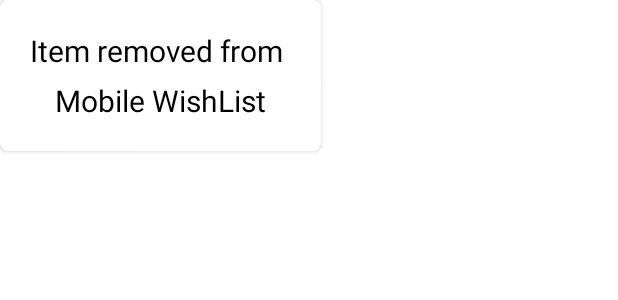
After one commit to moashrafff/Amazon-Clone, an Android app: the layout custom_toast.xml on its own in the app's theme, with its tools: preview values and no code run, on a phone screen of 412 x 824 dp. The commit adds this screen. Shown: the top 300 px of the screen. Run offline under Robolectric (Android 15) with nearby library versions, the phone set to English and light mode, and no system bars; network calls fail.

Commit message:
implementing Custom Toast

```diff
--- a/app/src/main/java/com/moashrafff/amazon_clone/Interfaces/EndPoints.java
+++ b/app/src/main/java/com/moashrafff/amazon_clone/Interfaces/EndPoints.java
@@ -15,5 +15,8 @@ public interface EndPoints {
     @GET("products/categories")
     public Observable<ArrayList<String>> getCategories();
 
+    @GET("products/1")
+    public Observable<Product> getProducts();
+
 
 }
--- a/app/src/main/java/com/moashrafff/amazon_clone/Networking/ProductClient.java
+++ b/app/src/main/java/com/moashrafff/amazon_clone/Networking/ProductClient.java
@@ -1,6 +1,7 @@
 package com.moashrafff.amazon_clone.Networking;
 
 import com.moashrafff.amazon_clone.Config.Constants;
+import com.moashrafff.amazon_clone.Data.Model.Product;
 import com.moashrafff.amazon_clone.Interfaces.EndPoints;
 
 import java.util.ArrayList;
@@ -35,4 +36,8 @@ public class ProductClient {
     public Observable<ArrayList<String>> getCategories(){
         return Interface.getCategories();
     }
+
+    public Observable<Product> getProducts(){
+        return Interface.getProducts();
+    }
 }
--- a/app/src/main/java/com/moashrafff/amazon_clone/Views/Pages/Activities/MainActivity.java
+++ b/app/src/main/java/com/moashrafff/amazon_clone/Views/Pages/Activities/MainActivity.java
@@ -7,6 +7,7 @@ import android.os.Bundle;
 
 import com.moashrafff.amazon_clone.R;
 import com.moashrafff.amazon_clone.Views.Pages.Fragments.a_LandingPageFragment;
+import com.moashrafff.amazon_clone.Views.Pages.Fragments.b_ProductPageFragment;
 import com.moashrafff.amazon_clone.databinding.ActivityMainBinding;
 
 public class MainActivity extends AppCompatActivity {
@@ -17,7 +18,7 @@ public class MainActivity extends AppCompatActivity {
         super.onCreate(savedInstanceState);
         binding = ActivityMainBinding.inflate(getLayoutInflater());
         setContentView(binding.getRoot());
-        Fragment landingPageFragment = new a_LandingPageFragment();
+        Fragment landingPageFragment = new b_ProductPageFragment();
         showFragment(landingPageFragment);
     }
     private void showFragment(Fragment fragment) {
--- /dev/null
+++ b/app/src/main/res/drawable-v24/food_item_like_shape.xml
@@ -0,0 +1,7 @@
+<?xml version="1.0" encoding="UTF-8"?>
+<shape xmlns:android="http://schemas.android.com/apk/res/android"
+    android:id="@+id/shape_my">
+
+    <corners android:radius="20dp" />
+    <solid android:color="#50FFFFFF" />
+</shape>
--- /dev/null
+++ b/app/src/main/res/layout/custom_toast.xml
@@ -0,0 +1,32 @@
+<?xml version="1.0" encoding="utf-8"?>
+<androidx.cardview.widget.CardView xmlns:android="http://schemas.android.com/apk/res/android"
+    android:layout_width="wrap_content"
+    android:layout_height="wrap_content"
+    xmlns:app="http://schemas.android.com/apk/res-auto"
+    app:cardCornerRadius="5dp"
+    android:background="@drawable/food_item_like_shape"
+    >
+    <RelativeLayout
+        android:layout_width="wrap_content"
+        android:layout_height="match_parent"
+        >
+
+        <TextView
+            android:layout_width="wrap_content"
+            android:layout_height="wrap_content"
+            android:textColor="@color/black"
+            android:textSize="20sp"
+            android:layout_centerInParent="true"
+            android:id="@+id/toast_text"
+            android:text="Item removed from \nMobile WishList"
+            android:gravity="center"
+            android:layout_centerVertical="true"
+            android:padding="20dp"
+            android:lineSpacingExtra="10dp"
+            />
+
+    </RelativeLayout>
+
+
+
+</androidx.cardview.widget.CardView>
--- a/app/src/main/res/values/themes.xml
+++ b/app/src/main/res/values/themes.xml
@@ -20,4 +20,5 @@
         <item name="boxStrokeWidth">1dp</item>
 
     </style>
+
 </resources>
```
Also changed, not shown: app/src/main/java/com/moashrafff/amazon_clone/ViewModel/ProductViewModel.java (+32 -0 lines), app/src/main/java/com/moashrafff/amazon_clone/Views/Dialogs/CustomToast.java (added, +24 -0 lines), app/src/main/java/com/moashrafff/amazon_clone/Views/Pages/Fragments/b_ProductPageFragment.java (+55 -1 lines), app/src/main/res/layout/fragment_product_page.xml (+48 -8 lines), app/src/main/res/drawable/like_icon.png (added), app/src/main/res/drawable/like_red_icon.png (added), app/src/main/res/drawable/share_icon.png (added).
